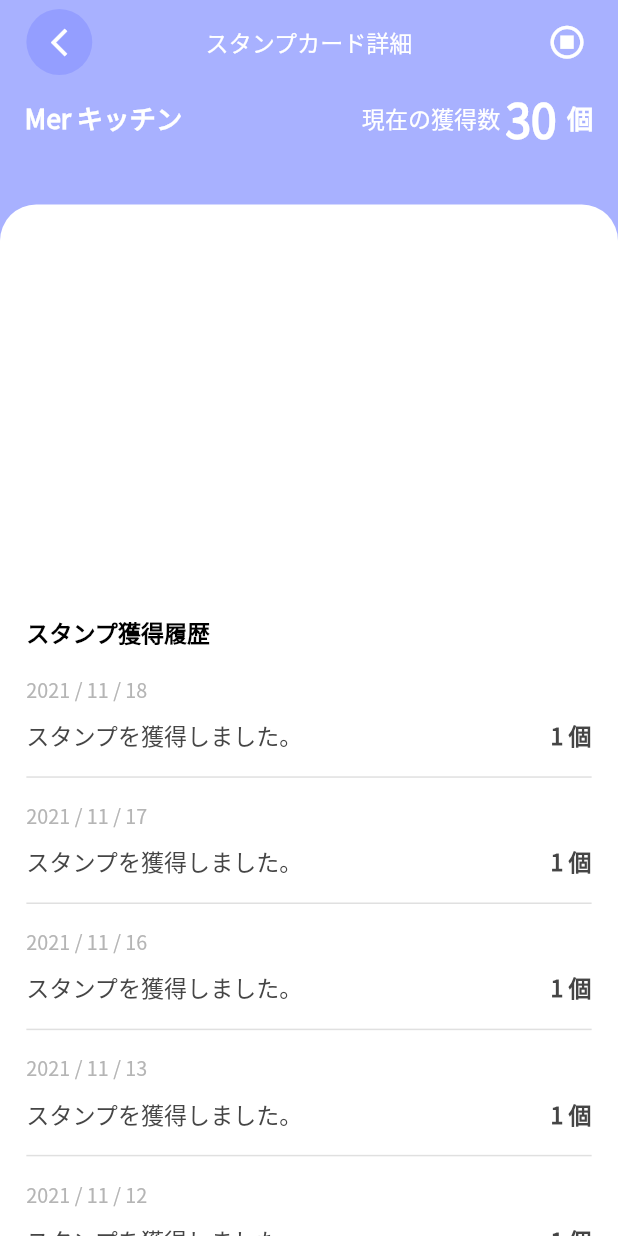
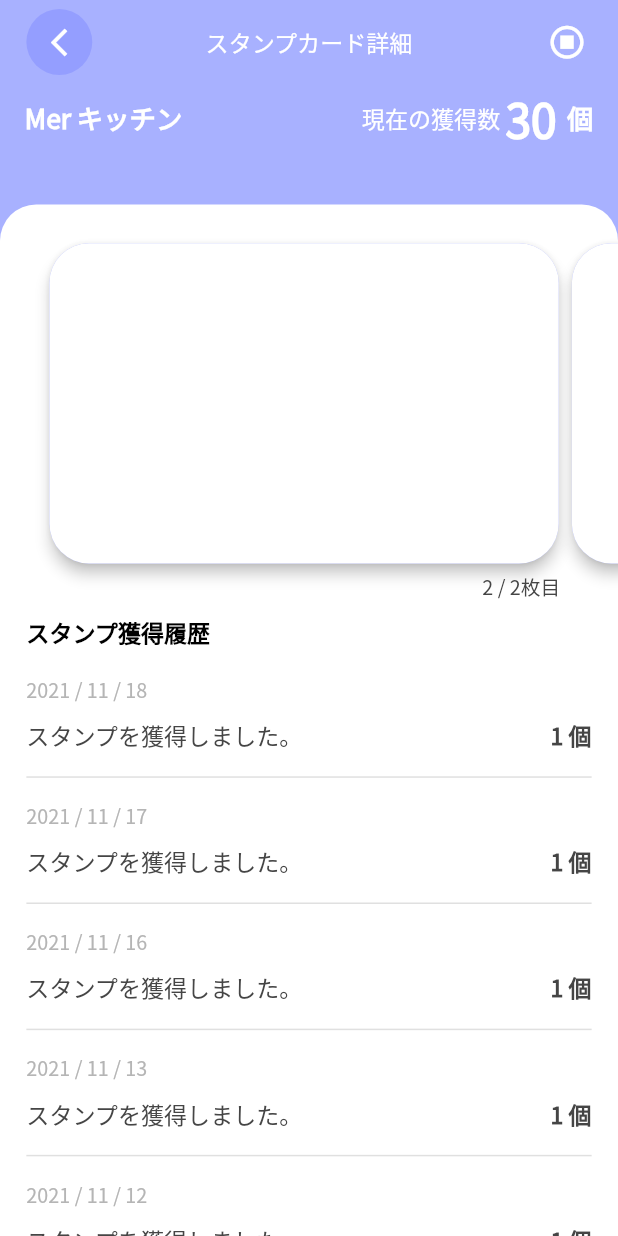
Before and after one commit to AKHIL-SV/Stamp_Details_Screen, a Flutter app: the screen it shows after launch, on a phone screen of 412 x 824 dp. Run offline on Flutter 3.47's test engine with Material 2 defaults, Android fonts, the light colour scheme and no system bars; our stand-ins replace flutter_screenutil.

Commit message:
scroll card added

```diff
--- a/lib/view/homepage.dart
+++ b/lib/view/homepage.dart
@@ -1,6 +1,7 @@
 import 'package:flutter/material.dart';
 import 'package:flutter_screenutil/flutter_screenutil.dart';
 import 'package:stamp_details/constant.dart';
+import 'package:stamp_details/view/widgets/scroll_card.dart';
 
 class HomePage extends StatelessWidget {
   const HomePage({super.key});
@@ -98,8 +99,27 @@
               child: Column(
                 crossAxisAlignment: CrossAxisAlignment.start,
                 children: [
-                  Container(
+                  SizedBox(
                     height: 247.h,
+                    child: Stack(
+                      children: [
+                        const Expanded(
+                          child: ScrollCard(),
+                        ),
+                        Positioned(
+                          bottom: 0.sp,
+                          right: 35.sp,
+                          child: Text(
+                            '2 / 2枚目',
+                            style: TextStyle(
+                              fontSize: 12.sp,
+                              fontWeight: FontWeight.w400,
+                              color: darkGray,
+                            ),
+                          ),
+                        ),
+                      ],
+                    ),
                   ),
                   Padding(
                     padding: EdgeInsets.symmetric(
--- /dev/null
+++ b/lib/view/widgets/scroll_card.dart
@@ -0,0 +1,35 @@
+import 'package:flutter/material.dart';
+import 'package:flutter_screenutil/flutter_screenutil.dart';
+import 'package:stamp_details/constant.dart';
+
+class ScrollCard extends StatelessWidget {
+  const ScrollCard({super.key});
+
+  @override
+  Widget build(BuildContext context) {
+    return ListView.builder(
+      scrollDirection: Axis.horizontal,
+      padding: EdgeInsets.only(left: 30.sp),
+      itemCount: 2,
+      itemBuilder: (context, index) {
+        return Container(
+          width: 317.w,
+          alignment: Alignment.center,
+          padding: EdgeInsets.only(right: 8.sp),
+          child: Material(
+            elevation: 4,
+            borderRadius: BorderRadius.circular(24.sp),
+            child: Container(
+              height: 199.h,
+              width: 317.w,
+              decoration: BoxDecoration(
+                borderRadius: BorderRadius.circular(24.sp),
+                color: white,
+              ),
+            ),
+          ),
+        );
+      },
+    );
+  }
+}
```
